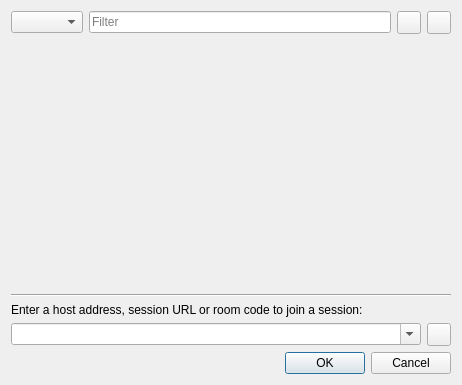
Old version of the form src/desktop/ui/joindialog.ui in the repository drawpile/Drawpile.
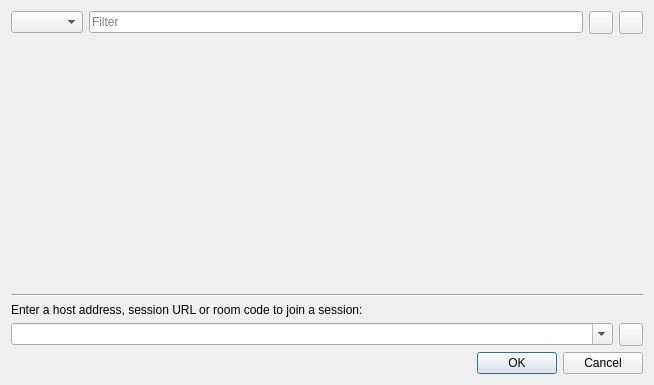
New version of the form. Icons and pictures are not drawn. Custom widgets are drawn as their Qt base class.

Commit message: Increase default join dialog width

Patch:
```diff
--- a/src/desktop/ui/joindialog.ui
+++ b/src/desktop/ui/joindialog.ui
@@ -9,7 +9,7 @@
    <rect>
     <x>0</x>
     <y>0</y>
-    <width>462</width>
+    <width>654</width>
     <height>385</height>
    </rect>
   </property>
```
